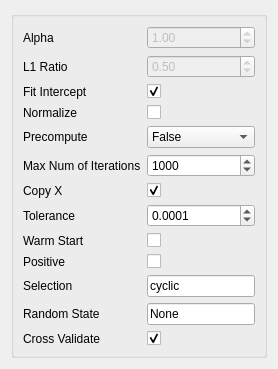
Qt form ui/ElasticNet.ui (tisaconundrum2/PySAT-GUI) before a commit.
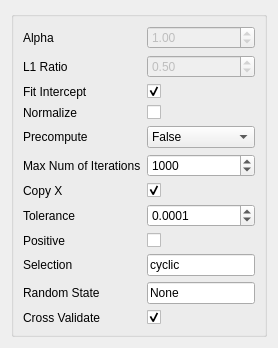
The same form after that commit.

Commit message: Removing Warm start

Diff of the .ui file:
```diff
--- a/ui/ElasticNet.ui
+++ b/ui/ElasticNet.ui
@@ -166,61 +166,51 @@
        </widget>
       </item>
       <item row="8" column="0">
-       <widget class="QLabel" name="warmStartLabel">
-        <property name="text">
-         <string>Warm Start</string>
-        </property>
-       </widget>
-      </item>
-      <item row="8" column="1">
-       <widget class="QCheckBox" name="warmStartCheckBox"/>
-      </item>
-      <item row="9" column="0">
        <widget class="QLabel" name="positiveLabel">
         <property name="text">
          <string>Positive</string>
         </property>
        </widget>
       </item>
-      <item row="9" column="1">
+      <item row="8" column="1">
        <widget class="QCheckBox" name="positiveCheckBox"/>
       </item>
-      <item row="10" column="0">
+      <item row="9" column="0">
        <widget class="QLabel" name="selectionLabel">
         <property name="text">
          <string>Selection</string>
         </property>
        </widget>
       </item>
-      <item row="10" column="1">
+      <item row="9" column="1">
        <widget class="QLineEdit" name="selectionLineEdit">
         <property name="text">
          <string>cyclic</string>
         </property>
        </widget>
       </item>
-      <item row="11" column="0">
+      <item row="10" column="0">
        <widget class="QLabel" name="randomStateLabel">
         <property name="text">
          <string>Random State</string>
         </property>
        </widget>
       </item>
-      <item row="11" column="1">
+      <item row="10" column="1">
        <widget class="QLineEdit" name="randomStateLineEdit">
         <property name="text">
          <string>None</string>
         </property>
        </widget>
       </item>
-      <item row="12" column="0">
+      <item row="11" column="0">
        <widget class="QLabel" name="crossValidateLabel">
         <property name="text">
          <string>Cross Validate</string>
         </property>
        </widget>
       </item>
-      <item row="12" column="1">
+      <item row="11" column="1">
        <widget class="QCheckBox" name="crossValidateCheckBox">
         <property name="checked">
          <bool>true</bool>
```
The commit also changes 1 other file.
